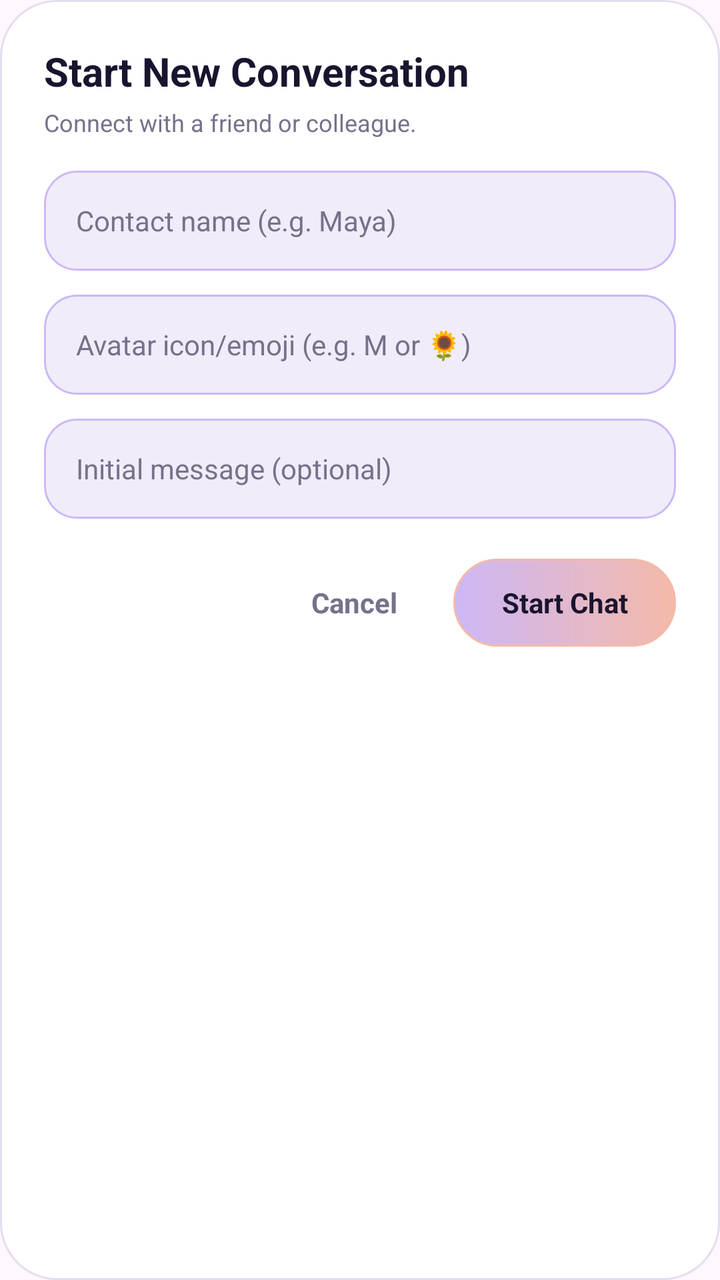
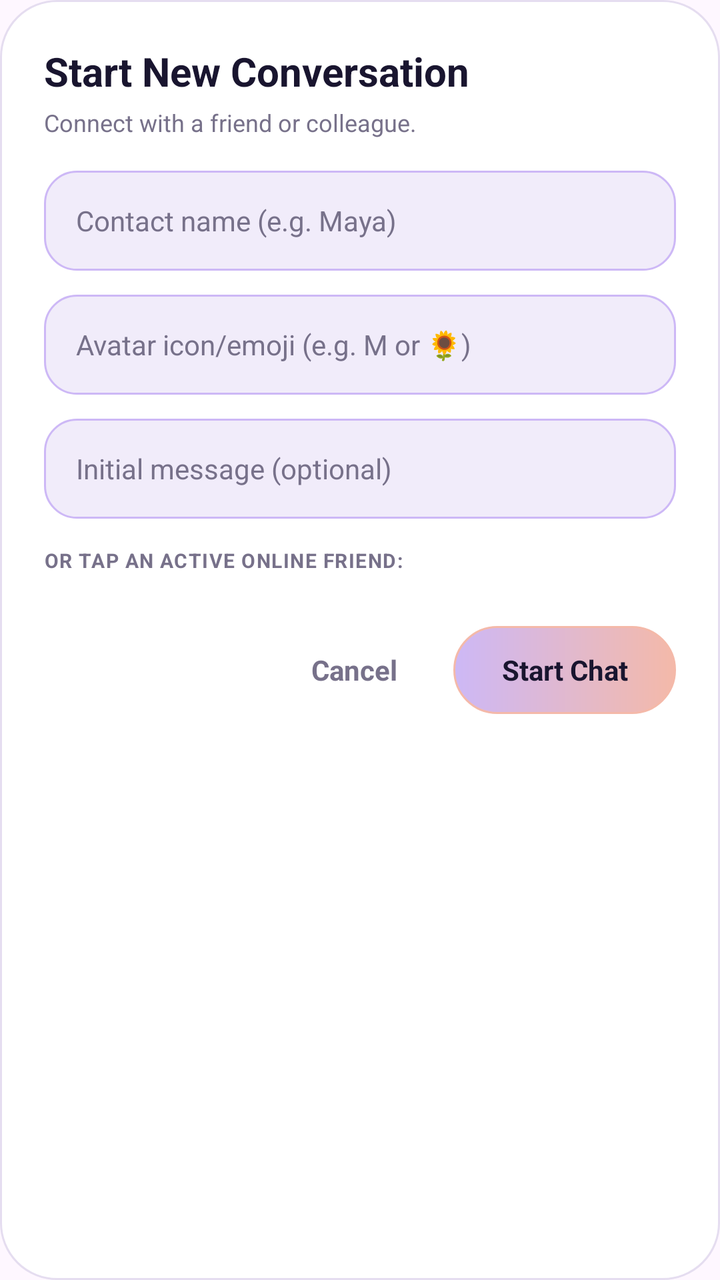

The first picture is an Android layout as it rendered before a commit; the second is the same layout after the commit. The layout source and the unified diff follow.
<!-- AndroidManifest.xml: application theme Theme.LumaChat -->
<!-- res/layout/dialog_new_chat.xml -->
<?xml version="1.0" encoding="utf-8"?>
<LinearLayout xmlns:android="http://schemas.android.com/apk/res/android"
    android:layout_width="match_parent"
    android:layout_height="wrap_content"
    android:orientation="vertical"
    android:padding="22dp"
    android:background="@drawable/card_background">

    <TextView
        android:layout_width="wrap_content"
        android:layout_height="wrap_content"
        android:text="Start New Conversation"
        android:textSize="20sp"
        android:textStyle="bold"
        android:textColor="@color/midnight_navy" />

    <TextView
        android:layout_width="wrap_content"
        android:layout_height="wrap_content"
        android:layout_marginTop="4dp"
        android:text="Connect with a friend or colleague."
        android:textSize="12sp"
        android:textColor="@color/text_secondary" />

    <EditText
        android:id="@+id/etNewChatName"
        android:layout_width="match_parent"
        android:layout_height="50dp"
        android:layout_marginTop="16dp"
        android:background="@drawable/input_field"
        android:hint="Contact name (e.g. Maya)"
        android:textColor="@color/text_primary"
        android:textColorHint="@color/text_secondary"
        android:textSize="14sp"
        android:singleLine="true" />

    <EditText
        android:id="@+id/etNewChatAvatar"
        android:layout_width="match_parent"
        android:layout_height="50dp"
        android:layout_marginTop="12dp"
        android:background="@drawable/input_field"
        android:hint="Avatar icon/emoji (e.g. M or 🌻)"
        android:textColor="@color/text_primary"
        android:textColorHint="@color/text_secondary"
        android:textSize="14sp"
        android:singleLine="true" />

    <EditText
        android:id="@+id/etNewChatMessage"
        android:layout_width="match_parent"
        android:layout_height="50dp"
        android:layout_marginTop="12dp"
        android:background="@drawable/input_field"
        android:hint="Initial message (optional)"
        android:textColor="@color/text_primary"
        android:textColorHint="@color/text_secondary"
        android:textSize="14sp"
        android:singleLine="true" />

    <LinearLayout
        android:layout_width="match_parent"
        android:layout_height="wrap_content"
        android:layout_marginTop="20dp"
        android:gravity="end"
        android:orientation="horizontal">

        <TextView
            android:id="@+id/btnCancelNewChat"
            android:layout_width="wrap_content"
            android:layout_height="44dp"
            android:gravity="center"
            android:paddingHorizontal="18dp"
            android:text="Cancel"
            android:textColor="@color/text_secondary"
            android:textSize="14sp"
            android:textStyle="bold" />

        <TextView
            android:id="@+id/btnCreateNewChat"
            android:layout_width="wrap_content"
            android:layout_height="44dp"
            android:gravity="center"
            android:layout_marginStart="10dp"
            android:paddingHorizontal="24dp"
            android:text="Start Chat"
            android:textColor="@color/midnight_navy"
            android:textSize="14sp"
            android:textStyle="bold"
            android:background="@drawable/button_background" />
    </LinearLayout>

</LinearLayout>
<!-- resources referenced by this layout -->
<resources>
  <color name="midnight_navy">#19152F</color>
  <color name="text_primary">#19152F</color>
  <color name="text_secondary">#77718A</color>
  <!-- drawable button_background (drawable) -->
  <?xml version="1.0" encoding="utf-8"?>
  <shape xmlns:android="http://schemas.android.com/apk/res/android"
      android:shape="rectangle">
  
      <gradient
          android:startColor="@color/lavender"
          android:endColor="@color/soft_peach"
          android:angle="0" />
  
      <corners android:radius="30dp" />
  
      <stroke
          android:width="1dp"
          android:color="@color/soft_peach" />
  
  </shape>
  <!-- drawable card_background (drawable) -->
  <?xml version="1.0" encoding="utf-8"?>
  <shape xmlns:android="http://schemas.android.com/apk/res/android"
      android:shape="rectangle">
  
      <solid android:color="@color/card_white" />
  
      <corners android:radius="28dp" />
  
      <stroke
          android:width="1dp"
          android:color="@color/border_color" />
  
      <padding
          android:left="20dp"
          android:top="20dp"
          android:right="20dp"
          android:bottom="20dp" />
  
  </shape>
  <!-- drawable input_field (drawable) -->
  <?xml version="1.0" encoding="utf-8"?>
  <shape xmlns:android="http://schemas.android.com/apk/res/android"
      android:shape="rectangle">
  
      <solid android:color="@color/input_background" />
  
      <corners android:radius="16dp" />
  
      <stroke
          android:width="1dp"
          android:color="@color/lavender" />
  
      <padding
          android:left="16dp"
          android:right="16dp"
          android:top="8dp"
          android:bottom="8dp" />
  
  </shape>
  <style name="Theme.LumaChat" parent="Base.Theme.LumaChat" />
  <color name="lavender">#CDB8F6</color>
  <color name="soft_peach">#F4B9A9</color>
  <color name="card_white">#FFFFFF</color>
  <color name="border_color">#E5DDF0</color>
  <color name="input_background">#F1ECFA</color>
  <style name="Base.Theme.LumaChat" parent="Theme.Material3.DayNight.NoActionBar">
          
          
      </style>
</resources>

<!-- the commit's change to res/layout/dialog_new_chat.xml (unified diff, before → after) -->
@@ -58,6 +58,37 @@
         android:textSize="14sp"
         android:singleLine="true" />
 
+    
+    <LinearLayout
+        android:id="@+id/layoutDialogOnlineFriends"
+        android:layout_width="match_parent"
+        android:layout_height="wrap_content"
+        android:orientation="vertical"
+        android:layout_marginTop="14dp">
+
+        <TextView
+            android:layout_width="wrap_content"
+            android:layout_height="wrap_content"
+            android:text="OR TAP AN ACTIVE ONLINE FRIEND:"
+            android:textSize="10sp"
+            android:textStyle="bold"
+            android:textColor="@color/text_secondary"
+            android:letterSpacing="0.05"
+            android:layout_marginBottom="6dp" />
+
+        <HorizontalScrollView
+            android:layout_width="match_parent"
+            android:layout_height="wrap_content"
+            android:scrollbars="none">
+
+            <LinearLayout
+                android:id="@+id/dialogOnlineChipsContainer"
+                android:layout_width="wrap_content"
+                android:layout_height="wrap_content"
+                android:orientation="horizontal" />
+        </HorizontalScrollView>
+    </LinearLayout>
+
     <LinearLayout
         android:layout_width="match_parent"
         android:layout_height="wrap_content"
